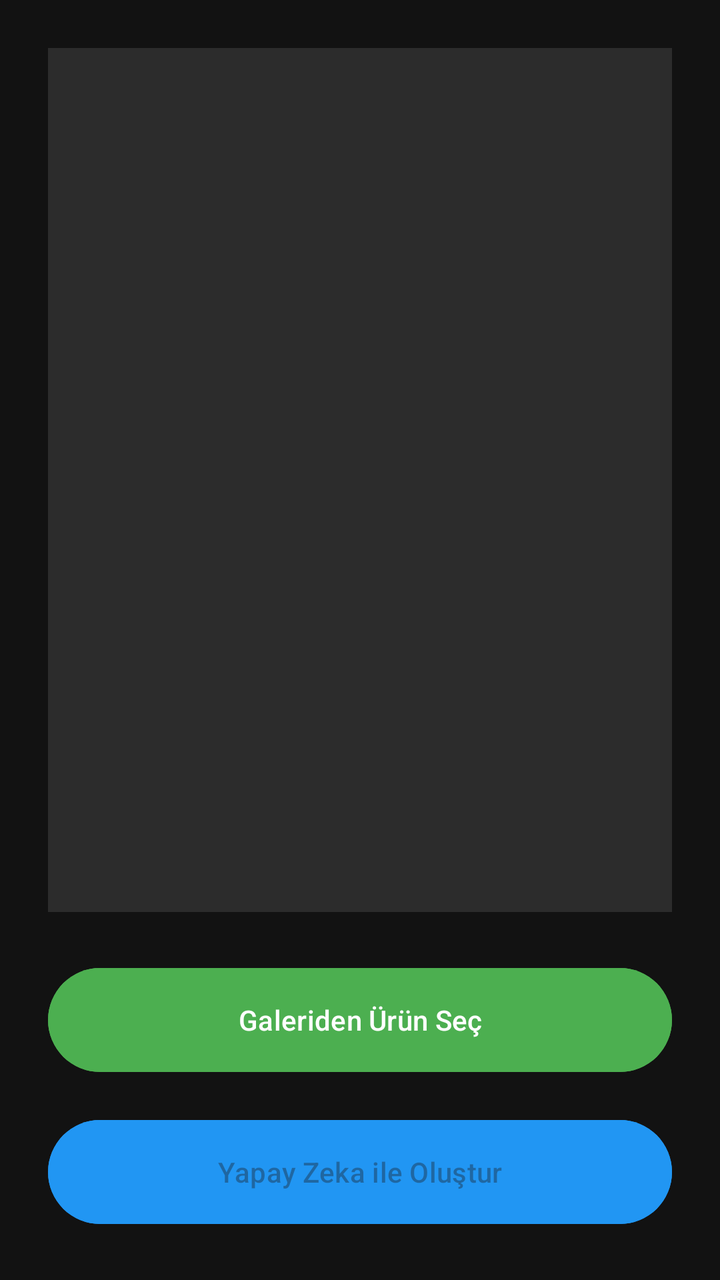
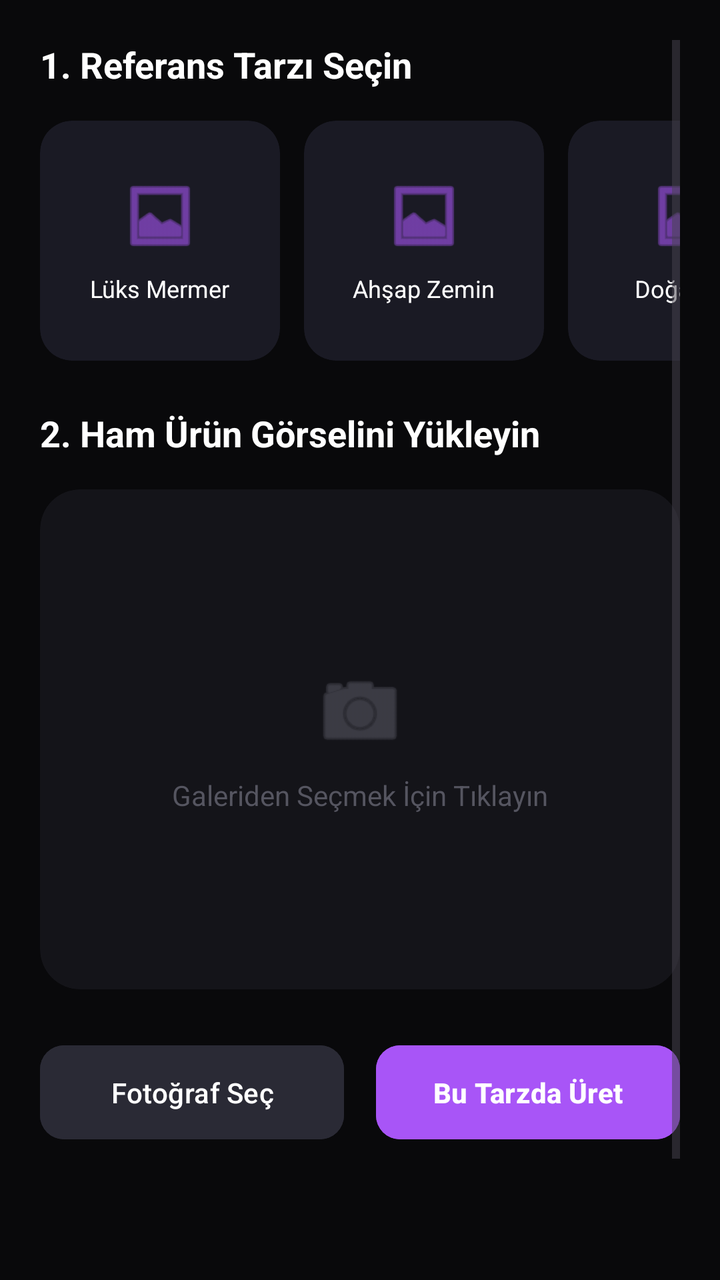

The first picture is an Android layout as it rendered before a commit; the second is the same layout after the commit. The layout source and the unified diff follow.
<!-- AndroidManifest.xml: application theme Theme.BuzzAI -->
<!-- res/layout/fragment_studio.xml -->
<?xml version="1.0" encoding="utf-8"?>
<androidx.constraintlayout.widget.ConstraintLayout
    xmlns:android="http://schemas.android.com/apk/res/android"
    xmlns:app="http://schemas.android.com/apk/res-auto"
    android:layout_width="match_parent"
    android:layout_height="match_parent"
    android:background="#121212"
    android:padding="24dp">

    <ImageView
        android:id="@+id/ivProductImage"
        android:layout_width="0dp"
        android:layout_height="0dp"
        android:layout_marginBottom="24dp"
        android:background="#2C2C2C"
        android:scaleType="centerCrop"
        app:layout_constraintTop_toTopOf="parent"
        app:layout_constraintBottom_toTopOf="@id/btnSelectImage"
        app:layout_constraintStart_toStartOf="parent"
        app:layout_constraintEnd_toEndOf="parent" />

    <ProgressBar
        android:id="@+id/progressBar"
        android:layout_width="wrap_content"
        android:layout_height="wrap_content"
        android:visibility="gone"
        app:layout_constraintTop_toTopOf="@id/ivProductImage"
        app:layout_constraintBottom_toBottomOf="@id/ivProductImage"
        app:layout_constraintStart_toStartOf="@id/ivProductImage"
        app:layout_constraintEnd_toEndOf="@id/ivProductImage" />

    <Button
        android:id="@+id/btnSelectImage"
        android:layout_width="match_parent"
        android:layout_height="60dp"
        android:text="Galeriden Ürün Seç"
        android:backgroundTint="#4CAF50"
        android:layout_marginBottom="16dp"
        app:layout_constraintBottom_toTopOf="@id/btnGenerate" />

    <Button
        android:id="@+id/btnGenerate"
        android:layout_width="match_parent"
        android:layout_height="60dp"
        android:text="Yapay Zeka ile Oluştur"
        android:backgroundTint="#2196F3"
        android:enabled="false"
        app:layout_constraintBottom_toBottomOf="parent" />

</androidx.constraintlayout.widget.ConstraintLayout>
<!-- resources referenced by this layout -->
<resources>
  <style name="Theme.BuzzAI" parent="Base.Theme.BuzzAI" />
  <style name="Base.Theme.BuzzAI" parent="Theme.Material3.DayNight.NoActionBar">
          
          
      </style>
</resources>

<!-- the commit's change to res/layout/fragment_studio.xml (unified diff, before → after) -->
@@ -1,50 +1,222 @@
 <?xml version="1.0" encoding="utf-8"?>
-<androidx.constraintlayout.widget.ConstraintLayout
-    xmlns:android="http://schemas.android.com/apk/res/android"
+<FrameLayout xmlns:android="http://schemas.android.com/apk/res/android"
     xmlns:app="http://schemas.android.com/apk/res-auto"
     android:layout_width="match_parent"
     android:layout_height="match_parent"
-    android:background="#121212"
-    android:padding="24dp">
-
-    <ImageView
-        android:id="@+id/ivProductImage"
-        android:layout_width="0dp"
-        android:layout_height="0dp"
-        android:layout_marginBottom="24dp"
-        android:background="#2C2C2C"
-        android:scaleType="centerCrop"
-        app:layout_constraintTop_toTopOf="parent"
-        app:layout_constraintBottom_toTopOf="@id/btnSelectImage"
-        app:layout_constraintStart_toStartOf="parent"
-        app:layout_constraintEnd_toEndOf="parent" />
-
+    android:background="#09090B"
+    android:padding="20dp">
+
+    <ScrollView
+        android:layout_width="match_parent"
+        android:layout_height="match_parent">
+
+        <LinearLayout
+            android:layout_width="match_parent"
+            android:layout_height="wrap_content"
+            android:orientation="vertical">
+
+            <TextView
+                android:layout_width="wrap_content"
+                android:layout_height="wrap_content"
+                android:layout_marginBottom="16dp"
+                android:text="1. Referans Tarzı Seçin"
+                android:textColor="#FFFFFF"
+                android:textSize="18sp"
+                android:textStyle="bold" />
+
+            <HorizontalScrollView
+                android:layout_width="match_parent"
+                android:layout_height="wrap_content"
+                android:layout_marginBottom="24dp"
+                android:scrollbars="none">
+
+                <LinearLayout
+                    android:layout_width="wrap_content"
+                    android:layout_height="wrap_content"
+                    android:orientation="horizontal">
+
+                    <androidx.cardview.widget.CardView
+                        android:id="@+id/cardStyle1"
+                        android:layout_width="120dp"
+                        android:layout_height="120dp"
+                        android:layout_marginEnd="12dp"
+                        app:cardBackgroundColor="#1A1A24"
+                        app:cardCornerRadius="16dp"
+                        app:cardElevation="0dp">
+
+                        <LinearLayout
+                            android:layout_width="match_parent"
+                            android:layout_height="match_parent"
+                            android:gravity="center"
+                            android:orientation="vertical">
+                            <ImageView
+                                android:layout_width="40dp"
+                                android:layout_height="40dp"
+                                android:src="@android:drawable/ic_menu_gallery"
+                                app:tint="#A855F7"/>
+                            <TextView
+                                android:layout_width="wrap_content"
+                                android:layout_height="wrap_content"
+                                android:layout_marginTop="8dp"
+                                android:text="Lüks Mermer"
+                                android:textColor="#FFFFFF"
+                                android:textSize="12sp" />
+                        </LinearLayout>
+                    </androidx.cardview.widget.CardView>
+
+                    <androidx.cardview.widget.CardView
+                        android:id="@+id/cardStyle2"
+                        android:layout_width="120dp"
+                        android:layout_height="120dp"
+                        android:layout_marginEnd="12dp"
+                        app:cardBackgroundColor="#1A1A24"
+                        app:cardCornerRadius="16dp"
+                        app:cardElevation="0dp">
+
+                        <LinearLayout
+                            android:layout_width="match_parent"
+                            android:layout_height="match_parent"
+                            android:gravity="center"
+                            android:orientation="vertical">
+                            <ImageView
+                                android:layout_width="40dp"
+                                android:layout_height="40dp"
+                                android:src="@android:drawable/ic_menu_gallery"
+                                app:tint="#A855F7"/>
+                            <TextView
+                                android:layout_width="wrap_content"
+                                android:layout_height="wrap_content"
+                                android:layout_marginTop="8dp"
+                                android:text="Ahşap Zemin"
+                                android:textColor="#FFFFFF"
+                                android:textSize="12sp" />
+                        </LinearLayout>
+                    </androidx.cardview.widget.CardView>
+
+                    <androidx.cardview.widget.CardView
+                        android:id="@+id/cardStyle3"
+                        android:layout_width="120dp"
+                        android:layout_height="120dp"
+                        app:cardBackgroundColor="#1A1A24"
+                        app:cardCornerRadius="16dp"
+                        app:cardElevation="0dp">
+
+                        <LinearLayout
+                            android:layout_width="match_parent"
+                            android:layout_height="match_parent"
+                            android:gravity="center"
+                            android:orientation="vertical">
+                            <ImageView
+                                android:layout_width="40dp"
+                                android:layout_height="40dp"
+                                android:src="@android:drawable/ic_menu_gallery"
+                                app:tint="#A855F7"/>
+                            <TextView
+                                android:layout_width="wrap_content"
+                                android:layout_height="wrap_content"
+                                android:layout_marginTop="8dp"
+                                android:text="Doğal Işık"
+                                android:textColor="#FFFFFF"
+                                android:textSize="12sp" />
+                        </LinearLayout>
+                    </androidx.cardview.widget.CardView>
+                </LinearLayout>
+            </HorizontalScrollView>
+
+            <TextView
+                android:layout_width="wrap_content"
+                android:layout_height="wrap_content"
+                android:layout_marginBottom="16dp"
+                android:text="2. Ham Ürün Görselini Yükleyin"
+                android:textColor="#FFFFFF"
+                android:textSize="18sp"
+                android:textStyle="bold" />
+
+            <androidx.cardview.widget.CardView
+                android:layout_width="match_parent"
+                android:layout_height="250dp"
+                android:layout_marginBottom="24dp"
+                app:cardBackgroundColor="#141419"
+                app:cardCornerRadius="20dp"
+                app:cardElevation="0dp">
+
+                <ImageView
+                    android:id="@+id/imageView"
+                    android:layout_width="match_parent"
+                    android:layout_height="match_parent"
+                    android:scaleType="centerCrop"
+                    android:src="@android:color/transparent" />
+
+                <LinearLayout
+                    android:layout_width="wrap_content"
+                    android:layout_height="wrap_content"
+                    android:layout_gravity="center"
+                    android:gravity="center"
+                    android:orientation="vertical">
+
+                    <ImageView
+                        android:layout_width="48dp"
+                        android:layout_height="48dp"
+                        android:layout_marginBottom="8dp"
+                        android:src="@android:drawable/ic_menu_camera"
+                        app:tint="#555560" />
+
+                    <TextView
+                        android:layout_width="wrap_content"
+                        android:layout_height="wrap_content"
+                        android:text="Galeriden Seçmek İçin Tıklayın"
+                        android:textColor="#555560"
+                        android:textSize="14sp" />
+                </LinearLayout>
+            </androidx.cardview.widget.CardView>
+
+            <LinearLayout
+                android:layout_width="match_parent"
+                android:layout_height="wrap_content"
+                android:orientation="horizontal"
+                android:weightSum="2">
+
+                <Button
+                    android:id="@+id/pickImageButton"
+                    android:layout_width="0dp"
+                    android:layout_height="55dp"
+                    android:layout_marginEnd="8dp"
+                    android:layout_weight="1"
+                    android:backgroundTint="#2A2A35"
+                    android:text="Fotoğraf Seç"
+                    android:textAllCaps="false"
+                    android:textColor="#FFFFFF"
+                    app:cornerRadius="12dp" />
+
+                <Button
+                    android:id="@+id/sendImageButton"
+                    android:layout_width="0dp"
+                    android:layout_height="55dp"
+                    android:layout_marginStart="8dp"
+                    android:layout_weight="1"
+                    android:backgroundTint="#A855F7"
+                    android:text="Bu Tarzda Üret"
+                    android:textAllCaps="false"
+                    android:textColor="#FFFFFF"
+                    android:textStyle="bold"
+                    app:cornerRadius="12dp" />
+            </LinearLayout>
+
+            <View
+                android:layout_width="match_parent"
+                android:layout_height="90dp" />
+
+        </LinearLayout>
+
+    </ScrollView>
+
+    
     <ProgressBar
-        android:id="@+id/progressBar"
-        android:layout_width="wrap_content"
-        android:layout_height="wrap_content"
+        android:id="@+id/progressIndicator"
+        android:layout_width="72dp"
+        android:layout_height="72dp"
+        android:layout_gravity="center"
         android:visibility="gone"
-        app:layout_constraintTop_toTopOf="@id/ivProductImage"
-        app:layout_constraintBottom_toBottomOf="@id/ivProductImage"
-        app:layout_constraintStart_toStartOf="@id/ivProductImage"
-        app:layout_constraintEnd_toEndOf="@id/ivProductImage" />
-
-    <Button
-        android:id="@+id/btnSelectImage"
-        android:layout_width="match_parent"
-        android:layout_height="60dp"
-        android:text="Galeriden Ürün Seç"
-        android:backgroundTint="#4CAF50"
-        android:layout_marginBottom="16dp"
-        app:layout_constraintBottom_toTopOf="@id/btnGenerate" />
-
-    <Button
-        android:id="@+id/btnGenerate"
-        android:layout_width="match_parent"
-        android:layout_height="60dp"
-        android:text="Yapay Zeka ile Oluştur"
-        android:backgroundTint="#2196F3"
-        android:enabled="false"
-        app:layout_constraintBottom_toBottomOf="parent" />
-
-</androidx.constraintlayout.widget.ConstraintLayout>
+        android:indeterminateTint="#A855F7" />
+
+</FrameLayout>
